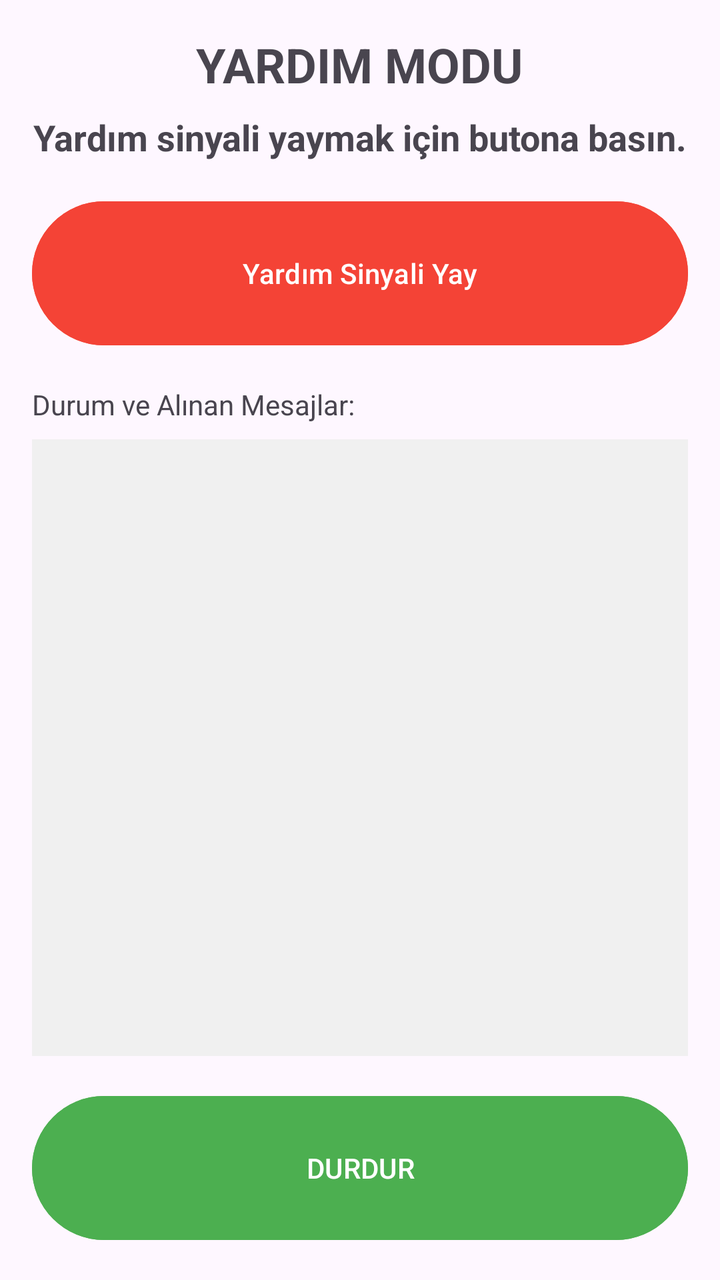
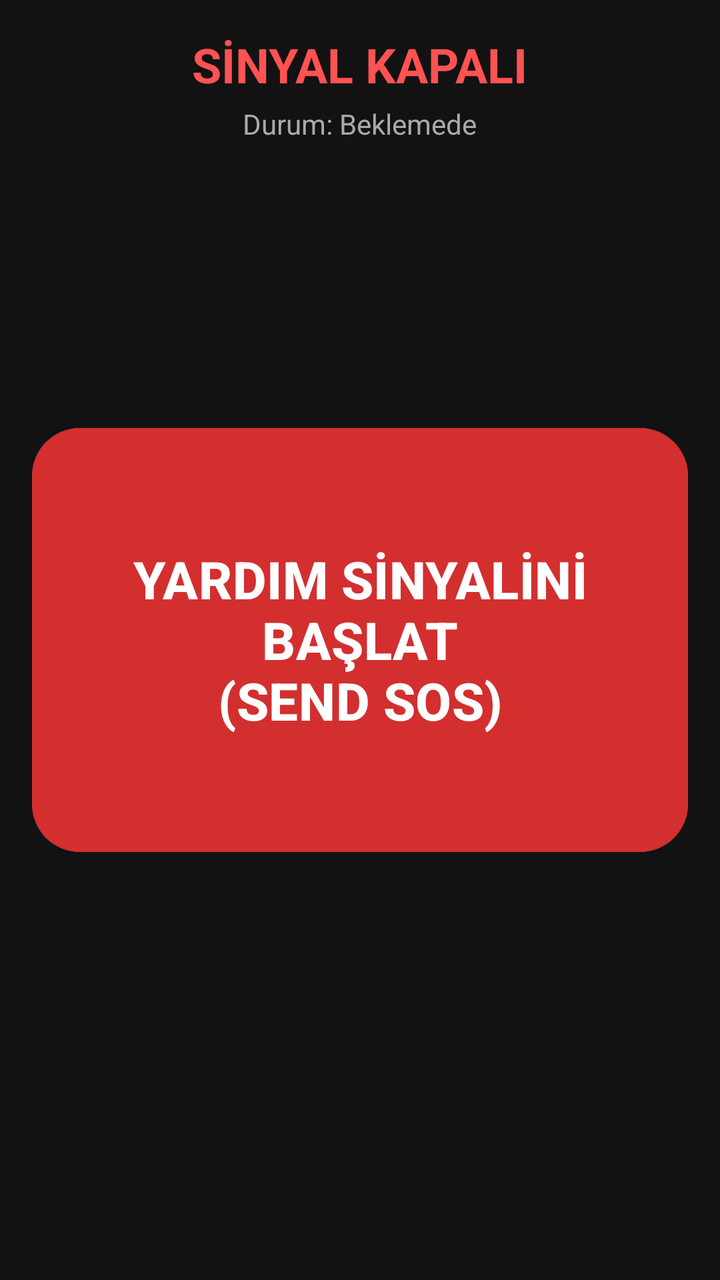

Before-and-after screenshots of an Android layout around one commit, followed by the original layout XML and the change that was made.
<!-- AndroidManifest.xml: application theme Theme.DepremBitirmeProjesi -->
<!-- res/layout/activity_user_emergency.xml -->
<?xml version="1.0" encoding="utf-8"?>
<LinearLayout xmlns:android="http://schemas.android.com/apk/res/android"
    xmlns:tools="http://schemas.android.com/tools"
    android:layout_width="match_parent"
    android:layout_height="match_parent"
    android:orientation="vertical"
    android:padding="16dp"
    tools:context=".UserEmergencyActivity">

    <TextView
        android:id="@+id/titleTextView"
        android:layout_width="wrap_content"
        android:layout_height="wrap_content"
        android:layout_gravity="center"
        android:text="YARDIM MODU"
        android:textSize="24sp"
        android:textStyle="bold" />

    <TextView
        android:id="@+id/statusTextView"
        android:layout_width="wrap_content"
        android:layout_height="wrap_content"
        android:layout_gravity="center"
        android:layout_marginTop="8dp"
        android:text="Yardım sinyali yaymak için butona basın."
        android:textSize="18sp"
        android:textStyle="bold" />

    <LinearLayout
        android:id="@+id/initialButtonsLayout"
        android:layout_width="match_parent"
        android:layout_height="wrap_content"
        android:orientation="vertical"
        android:layout_marginTop="16dp">

        <Button
            android:id="@+id/btnStartAdvertising"
            android:layout_width="match_parent"
            android:layout_height="80dp"
            android:backgroundTint="#F44336"
            android:text="Yardım Sinyali Yay" />
    </LinearLayout>

    <TextView
        android:layout_width="wrap_content"
        android:layout_height="wrap_content"
        android:layout_marginTop="16dp"
        android:text="Durum ve Alınan Mesajlar:"/>

    <ListView
        android:id="@+id/listViewMessages"
        android:layout_width="match_parent"
        android:layout_height="0dp"
        android:layout_marginTop="8dp"
        android:layout_weight="1"
        android:background="#f0f0f0"/>

    <GridLayout
        android:id="@+id/quickMessagesLayout"
        android:layout_width="match_parent"
        android:layout_height="wrap_content"
        android:layout_marginTop="8dp"
        android:columnCount="2"
        android:visibility="gone">

        <Button
            android:id="@+id/btnGood"
            style="?android:attr/buttonBarStyle"
            android:layout_width="0dp"
            android:layout_height="80dp"
            android:layout_columnWeight="1"
            android:layout_margin="4dp"
            android:backgroundTint="#4CAF50"
            android:text="İyiyim" />

        <Button
            android:id="@+id/btnInjured"
            style="?android:attr/buttonBarStyle"
            android:layout_width="0dp"
            android:layout_height="80dp"
            android:layout_columnWeight="1"
            android:layout_margin="4dp"
            android:backgroundTint="#F44336"
            android:text="Yaralıyım" />

        <Button
            android:id="@+id/btnWater"
            style="?android:attr/buttonBarStyle"
            android:layout_width="0dp"
            android:layout_height="80dp"
            android:layout_columnWeight="1"
            android:layout_margin="4dp"
            android:backgroundTint="#FFC107"
            android:text="Su Lazım" />

        <Button
            android:id="@+id/btnStuck"
            style="?android:attr/buttonBarStyle"
            android:layout_width="0dp"
            android:layout_height="80dp"
            android:layout_columnWeight="1"
            android:layout_margin="4dp"
            android:backgroundTint="#F44336"
            android:text="Sıkıştım" />

        <Button
            android:id="@+id/btnShowCustomMessage"
            style="?android:attr/buttonBarStyle"
            android:layout_width="0dp"
            android:layout_height="80dp"
            android:layout_column="0"
            android:layout_columnSpan="2"
            android:layout_gravity="fill_horizontal"
            android:layout_margin="4dp"
            android:text="Kendi Mesajını Yaz" />

    </GridLayout>

    <LinearLayout
        android:id="@+id/customMessagePanel"
        android:layout_width="match_parent"
        android:layout_height="wrap_content"
        android:orientation="vertical"
        android:visibility="gone">

        <EditText
            android:id="@+id/editMessage"
            android:layout_width="match_parent"
            android:layout_height="wrap_content"
            android:hint="Mesajınızı yazın" />

        <LinearLayout
            android:layout_width="match_parent"
            android:layout_height="wrap_content"
            android:orientation="horizontal">

            <Button
                android:id="@+id/btnSend"
                android:layout_width="0dp"
                android:layout_weight="1"
                android:layout_height="wrap_content"
                android:text="Gönder" />

            <Button
                android:id="@+id/btnCancelCustomMessage"
                android:layout_width="0dp"
                android:layout_weight="1"
                android:layout_height="wrap_content"
                android:text="Geri" />
        </LinearLayout>
    </LinearLayout>

    <Button
        android:id="@+id/btnReset"
        android:layout_width="match_parent"
        android:layout_height="80dp"
        android:layout_marginTop="16dp"
        android:backgroundTint="#4CAF50"
        android:text="DURDUR" />

</LinearLayout>
<!-- resources referenced by this layout -->
<resources>
  <style name="Theme.DepremBitirmeProjesi" parent="Base.Theme.DepremBitirmeProjesi" />
  <style name="Base.Theme.DepremBitirmeProjesi" parent="Theme.Material3.DayNight.NoActionBar">
          
          
      </style>
</resources>

<!-- the commit's change to res/layout/activity_user_emergency.xml (unified diff, before → after) -->
@@ -1,161 +1,198 @@
 <?xml version="1.0" encoding="utf-8"?>
-<LinearLayout xmlns:android="http://schemas.android.com/apk/res/android"
-    xmlns:tools="http://schemas.android.com/tools"
+<RelativeLayout xmlns:android="http://schemas.android.com/apk/res/android"
+    xmlns:app="http://schemas.android.com/apk/res-auto"
     android:layout_width="match_parent"
     android:layout_height="match_parent"
-    android:orientation="vertical"
-    android:padding="16dp"
-    tools:context=".UserEmergencyActivity">
+    android:background="#121212"
+    android:padding="16dp">
 
-    <TextView
-        android:id="@+id/titleTextView"
-        android:layout_width="wrap_content"
+    
+    <LinearLayout
+        android:id="@+id/header"
+        android:layout_width="match_parent"
         android:layout_height="wrap_content"
-        android:layout_gravity="center"
-        android:text="YARDIM MODU"
-        android:textSize="24sp"
-        android:textStyle="bold" />
+        android:orientation="vertical"
+        android:gravity="center"
+        android:paddingBottom="16dp">
 
-    <TextView
-        android:id="@+id/statusTextView"
-        android:layout_width="wrap_content"
-        android:layout_height="wrap_content"
-        android:layout_gravity="center"
-        android:layout_marginTop="8dp"
-        android:text="Yardım sinyali yaymak için butona basın."
-        android:textSize="18sp"
-        android:textStyle="bold" />
+        <TextView
+            android:id="@+id/statusTextView"
+            android:layout_width="wrap_content"
+            android:layout_height="wrap_content"
+            android:text="SİNYAL KAPALI"
+            android:textColor="#FF5252"
+            android:textSize="24sp"
+            android:textStyle="bold" />
 
+        <TextView
+            android:id="@+id/connectionStatusLog"
+            android:layout_width="wrap_content"
+            android:layout_height="wrap_content"
+            android:text="Durum: Beklemede"
+            android:textColor="#AAAAAA"
+            android:textSize="14sp"
+            android:layout_marginTop="4dp"/>
+    </LinearLayout>
+
+    
     <LinearLayout
         android:id="@+id/initialButtonsLayout"
         android:layout_width="match_parent"
         android:layout_height="wrap_content"
-        android:orientation="vertical"
-        android:layout_marginTop="16dp">
+        android:layout_centerInParent="true"
+        android:orientation="vertical">
 
-        <Button
+        <com.google.android.material.button.MaterialButton
             android:id="@+id/btnStartAdvertising"
             android:layout_width="match_parent"
-            android:layout_height="80dp"
-            android:backgroundTint="#F44336"
-            android:text="Yardım Sinyali Yay" />
+            android:layout_height="220dp"
+            android:text="YARDIM SİNYALİNİ BAŞLAT\n(SEND SOS)"
+            android:textSize="26sp"
+            android:textStyle="bold"
+            app:cornerRadius="24dp"
+            android:backgroundTint="#D32F2F"
+            app:rippleColor="#FFFFFF" />
     </LinearLayout>
 
-    <TextView
-        android:layout_width="wrap_content"
-        android:layout_height="wrap_content"
-        android:layout_marginTop="16dp"
-        android:text="Durum ve Alınan Mesajlar:"/>
-
-    <ListView
-        android:id="@+id/listViewMessages"
-        android:layout_width="match_parent"
-        android:layout_height="0dp"
-        android:layout_marginTop="8dp"
-        android:layout_weight="1"
-        android:background="#f0f0f0"/>
-
-    <GridLayout
+    
+    <ScrollView
         android:id="@+id/quickMessagesLayout"
         android:layout_width="match_parent"
-        android:layout_height="wrap_content"
-        android:layout_marginTop="8dp"
-        android:columnCount="2"
+        android:layout_height="match_parent"
+        android:layout_below="@id/header"
+        android:layout_above="@+id/bottomButtons"
         android:visibility="gone">
 
-        <Button
-            android:id="@+id/btnGood"
-            style="?android:attr/buttonBarStyle"
-            android:layout_width="0dp"
-            android:layout_height="80dp"
-            android:layout_columnWeight="1"
-            android:layout_margin="4dp"
-            android:backgroundTint="#4CAF50"
-            android:text="İyiyim" />
+        <LinearLayout
+            android:layout_width="match_parent"
+            android:layout_height="wrap_content"
+            android:orientation="vertical">
 
-        <Button
-            android:id="@+id/btnInjured"
-            style="?android:attr/buttonBarStyle"
-            android:layout_width="0dp"
-            android:layout_height="80dp"
-            android:layout_columnWeight="1"
-            android:layout_margin="4dp"
-            android:backgroundTint="#F44336"
-            android:text="Yaralıyım" />
+            <GridLayout
+                android:layout_width="match_parent"
+                android:layout_height="wrap_content"
+                android:columnCount="2"
+                android:alignmentMode="alignMargins">
 
-        <Button
-            android:id="@+id/btnWater"
-            style="?android:attr/buttonBarStyle"
-            android:layout_width="0dp"
-            android:layout_height="80dp"
-            android:layout_columnWeight="1"
-            android:layout_margin="4dp"
-            android:backgroundTint="#FFC107"
-            android:text="Su Lazım" />
+                <Button android:id="@+id/btnGood" android:text="İYİYİM" android:layout_columnWeight="1" android:layout_height="100dp" android:layout_margin="8dp" android:textSize="18sp" android:backgroundTint="#2E7D32"/>
+                <Button android:id="@+id/btnInjured" android:text="YARALIYIM" android:layout_columnWeight="1" android:layout_height="100dp" android:layout_margin="8dp" android:textSize="18sp" android:backgroundTint="#F57C00"/>
+                <Button android:id="@+id/btnWater" android:text="SU LAZIM" android:layout_columnWeight="1" android:layout_height="100dp" android:layout_margin="8dp" android:textSize="18sp" android:backgroundTint="#1976D2"/>
+                <Button android:id="@+id/btnStuck" android:text="SIKIŞTIM" android:layout_columnWeight="1" android:layout_height="100dp" android:layout_margin="8dp" android:textSize="18sp" android:backgroundTint="#C62828"/>
+            </GridLayout>
 
-        <Button
-            android:id="@+id/btnStuck"
-            style="?android:attr/buttonBarStyle"
-            android:layout_width="0dp"
-            android:layout_height="80dp"
-            android:layout_columnWeight="1"
-            android:layout_margin="4dp"
-            android:backgroundTint="#F44336"
-            android:text="Sıkıştım" />
+            <Button
+                android:id="@+id/btnAlarm"
+                android:layout_width="match_parent"
+                android:layout_height="100dp"
+                android:layout_margin="8dp"
+                android:text="🔊 SESLİ ALARM ÇAL"
+                android:textSize="20sp"
+                android:textStyle="bold"
+                android:backgroundTint="#AA00FF"/>
 
-        <Button
-            android:id="@+id/btnShowCustomMessage"
-            style="?android:attr/buttonBarStyle"
-            android:layout_width="0dp"
-            android:layout_height="80dp"
-            android:layout_column="0"
-            android:layout_columnSpan="2"
-            android:layout_gravity="fill_horizontal"
-            android:layout_margin="4dp"
-            android:text="Kendi Mesajını Yaz" />
+            <Button
+                android:id="@+id/btnShowCustomMessage"
+                android:layout_width="match_parent"
+                android:layout_height="80dp"
+                android:layout_margin="8dp"
+                android:text="ÖZEL MESAJ GÖNDER"
+                android:textSize="18sp"
+                android:backgroundTint="#616161"/>
+        </LinearLayout>
+    </ScrollView>
 
-    </GridLayout>
-
+    
     <LinearLayout
         android:id="@+id/customMessagePanel"
         android:layout_width="match_parent"
         android:layout_height="wrap_content"
+        android:layout_centerInParent="true"
         android:orientation="vertical"
+        android:padding="16dp"
+        android:background="#212121"
         android:visibility="gone">
 
         <EditText
             android:id="@+id/editMessage"
             android:layout_width="match_parent"
             android:layout_height="wrap_content"
-            android:hint="Mesajınızı yazın" />
+            android:hint="Mesajınızı yazın..."
+            android:textColor="#FFFFFF"
+            android:textColorHint="#888888"
+            android:inputType="textLongMessage"
+            android:backgroundTint="#FFFFFF"/>
 
-        <LinearLayout
+        <Button
+            android:id="@+id/btnSend"
+            android:layout_width="match_parent"
+            android:layout_height="70dp"
+            android:layout_marginTop="16dp"
+            android:text="GÖNDER"
+            android:textSize="18sp"
+            android:backgroundTint="#1976D2"/>
+
+        <Button
+            android:id="@+id/btnCancelCustomMessage"
+            android:layout_width="match_parent"
+            android:layout_height="60dp"
+            android:layout_marginTop="8dp"
+            android:text="İPTAL"
+            android:backgroundTint="#D32F2F"/>
+    </LinearLayout>
+
+    
+    <LinearLayout
+        android:id="@+id/bottomButtons"
+        android:layout_width="match_parent"
+        android:layout_height="wrap_content"
+        android:layout_alignParentBottom="true"
+        android:orientation="vertical">
+
+        <androidx.cardview.widget.CardView
+            android:id="@+id/afadMessageCard"
             android:layout_width="match_parent"
             android:layout_height="wrap_content"
-            android:orientation="horizontal">
+            android:layout_marginBottom="8dp"
+            app:cardBackgroundColor="#212121"
+            app:cardCornerRadius="10dp"
+            android:visibility="gone">
+            <LinearLayout
+                android:layout_width="match_parent"
+                android:layout_height="wrap_content"
+                android:orientation="vertical"
+                android:padding="12dp">
+                <TextView
+                    android:layout_width="wrap_content"
+                    android:layout_height="wrap_content"
+                    android:text="📢 AFAD TALİMATI:"
+                    android:textColor="#4CAF50"
+                    android:textStyle="bold"/>
+                <TextView
+                    android:id="@+id/lastAfadMessage"
+                    android:layout_width="wrap_content"
+                    android:layout_height="wrap_content"
+                    android:text="..."
+                    android:textColor="#FFFFFF"
+                    android:textSize="16sp"/>
+            </LinearLayout>
+        </androidx.cardview.widget.CardView>
 
-            <Button
-                android:id="@+id/btnSend"
-                android:layout_width="0dp"
-                android:layout_weight="1"
-                android:layout_height="wrap_content"
-                android:text="Gönder" />
-
-            <Button
-                android:id="@+id/btnCancelCustomMessage"
-                android:layout_width="0dp"
-                android:layout_weight="1"
-                android:layout_height="wrap_content"
-                android:text="Geri" />
-        </LinearLayout>
+        <Button
+            android:id="@+id/btnReset"
+            android:layout_width="match_parent"
+            android:layout_height="70dp"
+            android:text="SİNYALİ DURDUR"
+            android:textSize="18sp"
+            android:textStyle="bold"
+            android:backgroundTint="#424242"
+            android:visibility="gone"/>
     </LinearLayout>
 
-    <Button
-        android:id="@+id/btnReset"
-        android:layout_width="match_parent"
-        android:layout_height="80dp"
-        android:layout_marginTop="16dp"
-        android:backgroundTint="#4CAF50"
-        android:text="DURDUR" />
+    
+    <ListView
+        android:id="@+id/listViewMessages"
+        android:layout_width="1dp"
+        android:layout_height="1dp"
+        android:visibility="invisible"/>
 
-</LinearLayout>
+</RelativeLayout>
<!-- resource entries referenced after the edit -->
@@ -3,7 +3,6 @@
   <style name="Theme.DepremBitirmeProjesi" parent="Base.Theme.DepremBitirmeProjesi" />
   <style name="Base.Theme.DepremBitirmeProjesi" parent="Theme.Material3.DayNight.NoActionBar">
           
-          
       </style>
 </resources>
 
